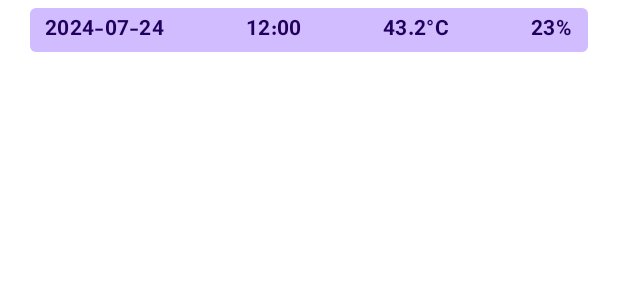
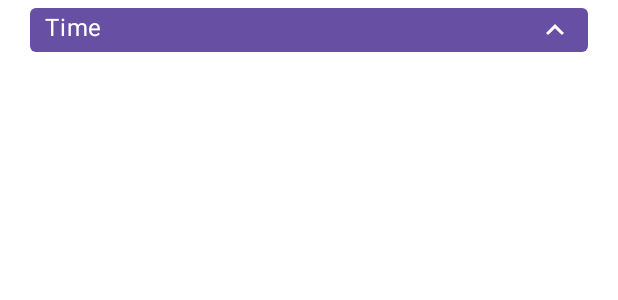
Before and after one commit to mu54omd/weatherApp, an Android app built with Jetpack Compose: the @Preview function WeatherDetailsPreview, on a phone screen of 412 x 824 dp. Shown: the top 300 px of the screen. Run offline under Robolectric (Android 15) with nearby library versions, the light colour scheme and no system bars.

Commit message:
change in details screen

```diff
--- a/app/build.gradle.kts
+++ b/app/build.gradle.kts
@@ -52,6 +52,8 @@ android {
         }
     }
 }
+
+
 
 kapt {
     correctErrorTypes = true
@@ -119,6 +121,10 @@ dependencies {
     //work manager
     implementation(libs.androidx.work.runtime)
 
+    //change calendar
+    implementation("com.github.samanzamani:PersianDate:1.7.1")
+
+
     testImplementation(libs.junit)
     androidTestImplementation(libs.androidx.junit)
     androidTestImplementation(libs.androidx.espresso.core)
--- a/app/src/main/java/com/musashi/weatherapp/ui/screen/detailed/components/WeatherDetailsItem.kt
+++ /dev/null
@@ -1,103 +0,0 @@
-package com.musashi.weatherapp.ui.screen.detailed.components
-
-import androidx.compose.foundation.layout.Arrangement
-import androidx.compose.foundation.layout.Row
-import androidx.compose.foundation.layout.fillMaxSize
-import androidx.compose.foundation.layout.fillMaxWidth
-import androidx.compose.foundation.layout.height
-import androidx.compose.foundation.layout.padding
-import androidx.compose.material3.Card
-import androidx.compose.material3.CardDefaults
-import androidx.compose.material3.MaterialTheme
-import androidx.compose.material3.Text
-import androidx.compose.runtime.Composable
-import androidx.compose.ui.Alignment
-import androidx.compose.ui.Modifier
-import androidx.compose.ui.platform.LocalLayoutDirection
-import androidx.compose.ui.text.font.FontWeight
-import androidx.compose.ui.tooling.preview.Preview
-import androidx.compose.ui.unit.LayoutDirection
-import androidx.compose.ui.unit.dp
-import com.musashi.weatherapp.ui.theme.WeatherAppTheme
-
-@Composable
-fun WeatherDetailsItem(
-    modifier: Modifier = Modifier,
-    date: String,
-    time: String,
-    temp: Double,
-    humidity: Int,
-) {
-    Card(
-        modifier = modifier
-            .fillMaxWidth()
-            .height(40.dp)
-            .padding(start = 20.dp, end = 20.dp, top = 5.dp, bottom = 5.dp),
-        colors = CardDefaults.cardColors(
-            containerColor = MaterialTheme.colorScheme.inversePrimary
-        ),
-        shape = MaterialTheme.shapes.extraSmall
-    ){
-        if(LocalLayoutDirection.current == LayoutDirection.Rtl) {
-            Row(
-                horizontalArrangement = Arrangement.SpaceBetween,
-                verticalAlignment = Alignment.CenterVertically,
-                modifier = Modifier.fillMaxSize().padding(start = 10.dp, end = 10.dp)
-            ) {
-
-                Text(
-                    text = date,
-                    style = MaterialTheme.typography.bodySmall.copy(fontWeight = FontWeight.Bold),
-                )
-
-                Text(
-                    text = time,
-                    style = MaterialTheme.typography.bodySmall.copy(fontWeight = FontWeight.Bold),
-                )
-
-                Text(
-                    text = "${temp.toString()}°C",
-                    style = MaterialTheme.typography.bodySmall.copy(fontWeight = FontWeight.Bold)
-                )
-                Text(
-                    text = "${humidity.toString()}%",
-                    style = MaterialTheme.typography.bodySmall.copy(fontWeight = FontWeight.Bold)
-                )
-            }
-        }else{
-            Row(
-                horizontalArrangement = Arrangement.SpaceBetween,
-                verticalAlignment = Alignment.CenterVertically,
-                modifier = Modifier.fillMaxSize().padding(start = 10.dp, end = 10.dp)
-            ) {
-
-                Text(
-                    text = date,
-                    style = MaterialTheme.typography.bodyMedium.copy(fontWeight = FontWeight.Bold),
-                )
-
-                Text(
-                    text = time,
-                    style = MaterialTheme.typography.bodyMedium.copy(fontWeight = FontWeight.Bold),
-                )
-
-                Text(
-                    text = "${temp.toString()}°C",
-                    style = MaterialTheme.typography.bodyMedium.copy(fontWeight = FontWeight.Bold)
-                )
-                Text(
-                    text = "${humidity.toString()}%",
-                    style = MaterialTheme.typography.bodyMedium.copy(fontWeight = FontWeight.Bold)
-                )
-            }
-        }
-    }
-}
-
-@Preview
-@Composable
-private fun WeatherDetailsPreview() {
-    WeatherAppTheme() {
-        WeatherDetailsItem(date = "2024-07-24",time = "12:00", temp = 43.2, humidity = 23)
-    }
-}
--- a/app/src/main/java/com/musashi/weatherapp/ui/screen/detailed/components/WeatherDetailsTitle.kt
+++ b/app/src/main/java/com/musashi/weatherapp/ui/screen/detailed/components/WeatherDetailsTitle.kt
@@ -1,66 +1,57 @@
 package com.musashi.weatherapp.ui.screen.detailed.components
 
+import androidx.compose.foundation.clickable
 import androidx.compose.foundation.layout.Arrangement
 import androidx.compose.foundation.layout.Row
-import androidx.compose.foundation.layout.Spacer
 import androidx.compose.foundation.layout.fillMaxSize
 import androidx.compose.foundation.layout.fillMaxWidth
 import androidx.compose.foundation.layout.height
 import androidx.compose.foundation.layout.padding
-import androidx.compose.foundation.layout.width
+import androidx.compose.material.icons.Icons
+import androidx.compose.material.icons.filled.ExpandLess
+import androidx.compose.material.icons.filled.ExpandMore
 import androidx.compose.material3.Card
 import androidx.compose.material3.CardDefaults
+import androidx.compose.material3.Icon
 import androidx.compose.material3.MaterialTheme
 import androidx.compose.material3.Text
 import androidx.compose.runtime.Composable
 import androidx.compose.ui.Alignment
 import androidx.compose.ui.Modifier
-import androidx.compose.ui.res.stringResource
-import androidx.compose.ui.text.font.FontWeight
 import androidx.compose.ui.tooling.preview.Preview
 import androidx.compose.ui.unit.dp
-import com.musashi.weatherapp.R
 import com.musashi.weatherapp.ui.theme.WeatherAppTheme
 
 @Composable
 fun WeatherDetailsTitle(
     modifier: Modifier = Modifier,
+    time: String,
+    isExpanded: Boolean,
+    onTitleClick: () -> Unit,
 ) {
     Card(
         modifier = modifier
             .fillMaxWidth()
             .height(40.dp)
-            .padding(start = 20.dp, end = 20.dp, top = 5.dp, bottom = 5.dp),
+            .padding(start = 20.dp, end = 20.dp, top = 5.dp, bottom = 5.dp)
+            .clickable {
+                onTitleClick()
+            }
+        ,
         colors = CardDefaults.cardColors(
             containerColor = MaterialTheme.colorScheme.surfaceTint
         ),
         shape = MaterialTheme.shapes.extraSmall
-    ){
+    ) {
         Row(
             horizontalArrangement = Arrangement.SpaceBetween,
             verticalAlignment = Alignment.CenterVertically,
-            modifier = Modifier
-                .fillMaxSize()
-                .padding(start = 10.dp, end = 10.dp)
+            modifier = Modifier.fillMaxSize().padding(start = 10.dp, end = 10.dp)
         ) {
-            Text(
-                text = stringResource(R.string.date),
-                style = MaterialTheme.typography.bodySmall.copy(fontWeight = FontWeight.Bold),
-            )
-            Spacer(modifier = Modifier.width(60.dp))
-            Text(
-                text = stringResource(R.string.time),
-                style = MaterialTheme.typography.bodySmall.copy(fontWeight = FontWeight.Bold),
-            )
-            Spacer(modifier = Modifier.width(5.dp))
-            Text(
-                text = stringResource(R.string.temperature),
-                style = MaterialTheme.typography.bodySmall.copy(fontWeight = FontWeight.Bold)
-            )
-            Text(
-                text = stringResource(id = R.string.humidity),
-                style = MaterialTheme.typography.bodySmall.copy(fontWeight = FontWeight.Bold)
-            )
+            Text(text = time)
+            Icon(
+                imageVector = if(!isExpanded) Icons.Default.ExpandMore else Icons.Default.ExpandLess,
+                contentDescription = "expand status")
         }
     }
 }
@@ -69,6 +60,10 @@ fun WeatherDetailsTitle(
 @Composable
 private fun WeatherDetailsPreview() {
     WeatherAppTheme() {
-        WeatherDetailsTitle()
+        WeatherDetailsTitle(
+            time = "Time",
+            isExpanded = true,
+            onTitleClick = {}
+        )
     }
 }
--- a/app/src/main/java/com/musashi/weatherapp/ui/screen/navgraph/NavGraph.kt
+++ b/app/src/main/java/com/musashi/weatherapp/ui/screen/navgraph/NavGraph.kt
@@ -143,7 +143,7 @@ fun NavGraph(
                         state = summaryState.value,
                         onBookmarkClick = { summaryViewModel.onSetDefaultCityClick() },
                         isCitySetAsDefault = { isCitySetAsDefault(state = summaryState.value) },
-                        isErrorOccurred = summaryState.value.error != null
+                        isErrorOccurred = summaryState.value.error != null,
                     )
                 }
 
--- a/app/src/main/java/com/musashi/weatherapp/ui/screen/summary/SummaryViewModel.kt
+++ b/app/src/main/java/com/musashi/weatherapp/ui/screen/summary/SummaryViewModel.kt
@@ -47,7 +47,7 @@ class SummaryViewModel @Inject constructor(
         getListOfCountries()
         readLocalSetting()
         loadBookmark()
-        scheduleReminder(1, TimeUnit.MINUTES)
+//        scheduleReminder(1, TimeUnit.MINUTES)
     }
     /////////////////////////////////////////////////Public functions//////////////////////////////////////////////////////
 
--- a/app/src/main/res/values/strings.xml
+++ b/app/src/main/res/values/strings.xml
@@ -39,5 +39,10 @@
     <string name="delete_bookmark">Delete Bookmark</string>
     <string name="nothing_is_here">Nothing is Here!</string>
     <string name="no_city_selected">No City Selected!</string>
+    <string name="today">Today</string>
+    <string name="tomorrow">Tomorrow</string>
+    <string name="theـdayـafterـtomorrow">The Day After Tomorrow</string>
+    <string name="set_default_city_notification">has been set as default.</string>
+    <string name="clear_default_city_notification">Default city is now clear!</string>
 
 </resources>
--- a/settings.gradle.kts
+++ b/settings.gradle.kts
@@ -16,6 +16,7 @@ dependencyResolutionManagement {
     repositories {
         google()
         mavenCentral()
+        maven("https://jitpack.io")
     }
 }
 
```
Also changed, not shown: app/src/main/java/com/musashi/weatherapp/ui/screen/detailed/DetailedScreen.kt (+78 -32 lines), app/src/main/java/com/musashi/weatherapp/ui/screen/detailed/components/CityDetails.kt (+17 -1 lines), app/src/main/java/com/musashi/weatherapp/ui/screen/detailed/components/WeatherDetailsItemCard.kt (added, +106 -0 lines), app/src/main/java/com/musashi/weatherapp/ui/screen/detailed/components/WeatherDetailsItemList.kt (added, +46 -0 lines), 1 other file.
